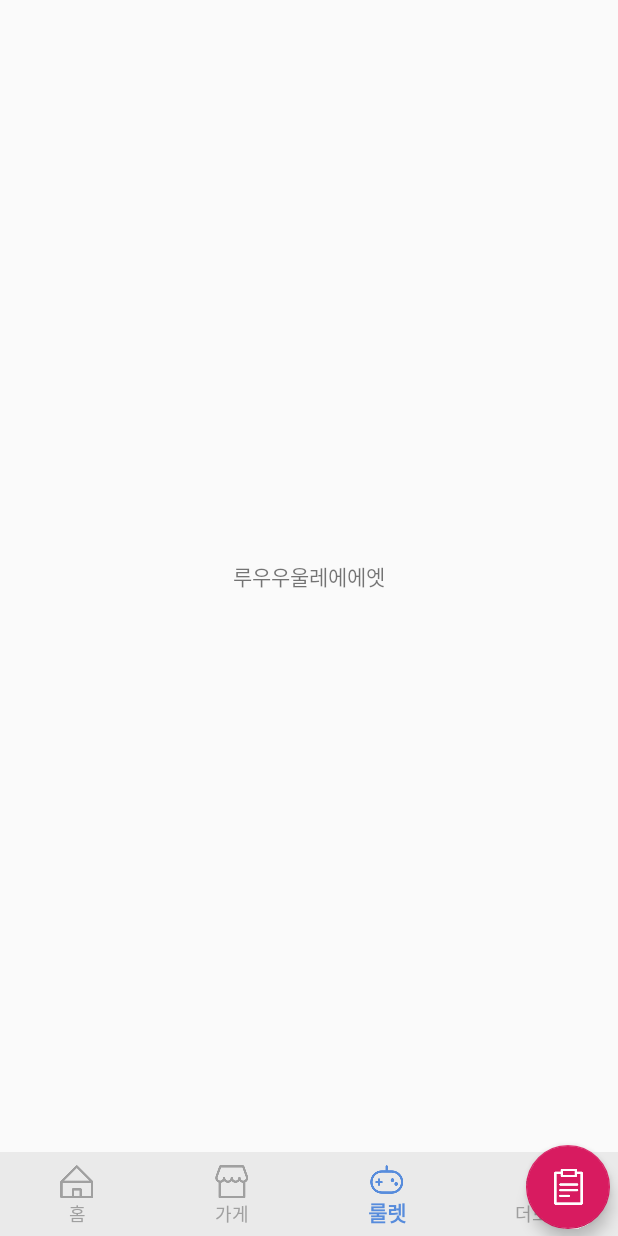
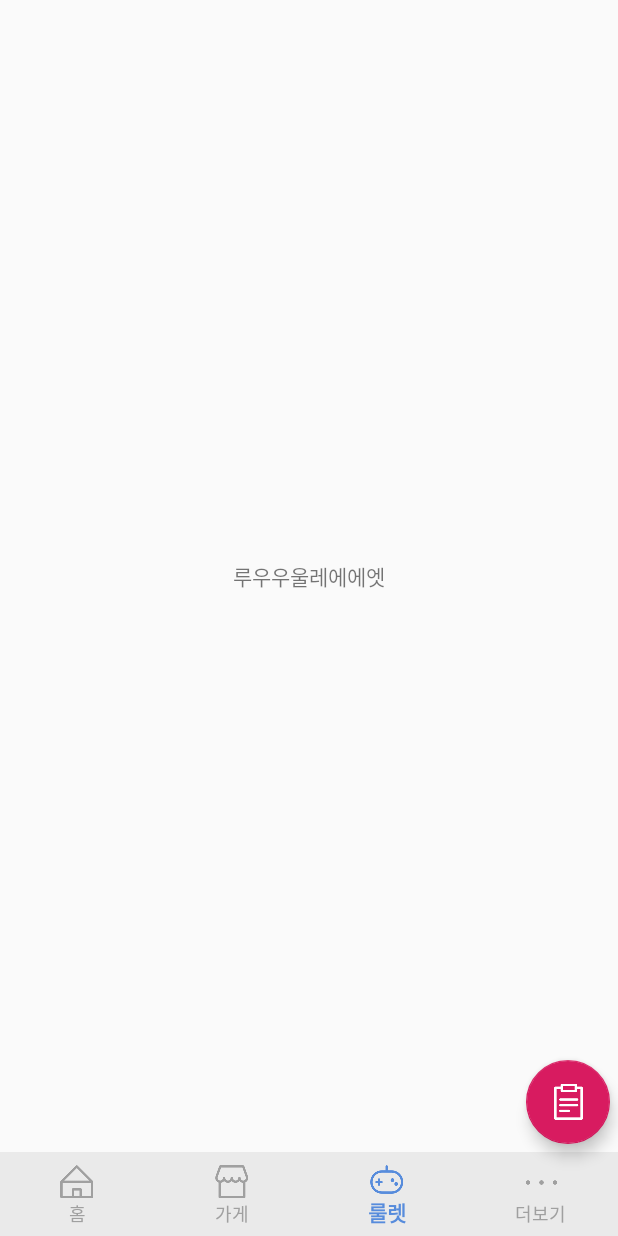
Before and after one commit to miinsuu/MOC, an Android app: the MainActivity screen opened directly, with no data from a screen before it, item 3 of the bottom bar chosen, on a phone screen of 412 x 824 dp. Run offline under Robolectric (Android 15) with nearby library versions, the phone set to English and light mode, and no system bars; our stand-ins replace Firebase (no records; nobody signed in at launch, a user with empty details on screens opened directly); libraries missing offline, so code that uses them is left out: com.facebook, com.facebook.login; 2 statements that could not run were skipped.

Commit message:
FragmentStackManager 이슈 해결 1. Home 화면이 아니더라도 뒤로가기시 Opening 으로 가는 이슈 2. My List 버튼 위치가 정상적으로 업데이트 되지 않는 이슈 3. 뒤로가기시 UpdateMyListBtnPosition 타이밍 해결

```diff
--- a/app/src/main/java/com/momeokji/moc/Adapters/RecyclerViewAdapter_RestaurantList.java
+++ b/app/src/main/java/com/momeokji/moc/Adapters/RecyclerViewAdapter_RestaurantList.java
@@ -148,7 +148,8 @@ public class RecyclerViewAdapter_RestaurantList extends RecyclerView.Adapter<Rec
             valueAnimator.start();
         }
         public void TurnArrow(ImageButton arrow, boolean direction) {
-            Animation animation = AnimationUtils.loadAnimation(mainActivity.getApplicationContext(), direction ? R.anim.anim_rotate_counter_clockwise_with_arrow_down : R.anim.anim_rotate_clockwise_with_arrow_up);
+            Animation animation = AnimationUtils.loadAnimation(mainActivity.getApplicationContext(), (direction ? R.anim.anim_rotate_counter_clockwise_with_arrow_down : R.anim.anim_rotate_clockwise_with_arrow_up));
+            animation.setFillAfter(true);
             arrow.startAnimation(animation);
         }
     }
--- a/app/src/main/java/com/momeokji/moc/Helper/DisplayedFragmentManager.java
+++ b/app/src/main/java/com/momeokji/moc/Helper/DisplayedFragmentManager.java
@@ -1,6 +1,7 @@
 package com.momeokji.moc.Helper;
 
 import android.view.animation.Animation;
+import android.view.animation.AnimationUtils;
 import android.view.animation.Transformation;
 
 import androidx.constraintlayout.widget.ConstraintLayout;
@@ -30,6 +31,7 @@ public class DisplayedFragmentManager {
     public NavigationBarFragment navigationBar;
 
     private FloatingActionButton myList_btn;
+    private boolean isPositionAbove = true;
 
     public DisplayedFragmentManager(MainActivity mainActivity) {
         this.mainActivity = mainActivity;
@@ -122,32 +124,14 @@ public class DisplayedFragmentManager {
         else
             SetMyListBtnPosition(Constants.XML_DESIGN.MYLISY_BTN_BELOW_POSITION);
     }
-    public void SetMyListBtnPosition(final boolean position) {
+    public void SetMyListBtnPosition(final boolean isTargetPositionAbove) {
         myList_btn = mainActivity.findViewById(R.id.myList_btn);
-        final ConstraintLayout.LayoutParams params = (ConstraintLayout.LayoutParams) myList_btn.getLayoutParams();
+        if (isPositionAbove == isTargetPositionAbove)
+            return;
 
-        final int myListBtnMargin_in_dp = (int) (Constants.XML_DESIGN.MY_LIST_BTN_MARGIN_IN_DP * mainActivity.getResources().getDisplayMetrics().density);
-        final int navigationBarHeight_in_dp = (int) (Constants.XML_DESIGN.NAVIGATION_BAR_HEIGHT_IN_DP * mainActivity.getResources().getDisplayMetrics().density);
-        if (position) {
-            if(params.bottomMargin == myListBtnMargin_in_dp + navigationBarHeight_in_dp)
-                return;
-        } else {
-            if(params.bottomMargin == myListBtnMargin_in_dp)
-                return;
-        }
-
-        Animation a = new Animation() {
-            @Override
-            protected void applyTransformation(float inter, Transformation t) {
-                if (position) {
-                    params.bottomMargin = myListBtnMargin_in_dp + (int)(navigationBarHeight_in_dp * inter);
-                } else {
-                    params.bottomMargin = (myListBtnMargin_in_dp + navigationBarHeight_in_dp) - (int)(navigationBarHeight_in_dp * inter);
-                }
-                myList_btn.setLayoutParams(params);
-            }
-        };
-        a.setDuration(R.dimen.replace_fragment_slide_duration);
-        myList_btn.startAnimation(a);
+        Animation animation = AnimationUtils.loadAnimation(mainActivity.getApplicationContext(), (isTargetPositionAbove ? R.anim.anim_lift_up_with_my_list_btn : R.anim.anim_lift_down_with_my_list_btn));
+        animation.setFillAfter(true);
+        myList_btn.startAnimation(animation);
+        isPositionAbove = isTargetPositionAbove;
     }
 }
--- /dev/null
+++ b/app/src/main/res/anim/anim_lift_down_with_my_list_btn.xml
@@ -0,0 +1,8 @@
+<?xml version="1.0" encoding="utf-8"?>
+<set xmlns:android="http://schemas.android.com/apk/res/android">
+    <translate
+    android:fromYDelta="0%"
+    android:toYDelta="100%"
+    android:duration="300"
+    android:fillAfter="true"/>
+</set>
--- /dev/null
+++ b/app/src/main/res/anim/anim_lift_up_with_my_list_btn.xml
@@ -0,0 +1,8 @@
+<?xml version="1.0" encoding="utf-8"?>
+<set xmlns:android="http://schemas.android.com/apk/res/android">
+    <translate
+    android:fromYDelta="100%"
+    android:toYDelta="0%"
+    android:duration="300"
+    android:fillAfter="true"/>
+</set>
--- a/app/src/main/res/layout/activity_main.xml
+++ b/app/src/main/res/layout/activity_main.xml
@@ -18,7 +18,7 @@
             android:layout_height="wrap_content"
             android:layout_alignParentRight="true"
             android:layout_marginRight="5dp"
-            android:layout_marginBottom="@dimen/floating_btn_init_bottom_margin"
+            android:layout_marginBottom="@dimen/floating_btn_lifted_bottom_margin"
             android:clickable="true"
             app:layout_constraintBottom_toBottomOf="parent"
             app:layout_constraintRight_toRightOf="parent"
--- a/app/src/main/res/values/dimens.xml
+++ b/app/src/main/res/values/dimens.xml
@@ -10,11 +10,12 @@
     <dimen name="location_select_bar_height_negative">-48dp</dimen>
 
     <dimen name="partition_height">2dp</dimen>
+    <dimen name="basic_margin">5dp</dimen>
 
     <dimen name="login_login_info_top_margin">50dp</dimen>
     <dimen name="login_login_btn_width">300dp</dimen>
 
-    <dimen name="floating_btn_init_bottom_margin">61dp</dimen>
+    <dimen name="floating_btn_lifted_bottom_margin">61dp</dimen>
 
     <dimen name="replace_fragment_slide_duration">300</dimen>
     <dimen name="expand_expandable_recyclerview_rotate_duration">300</dimen>
```
Also changed, not shown: app/src/main/java/com/momeokji/moc/Helper/FragmentStackManager.java (+9 -13 lines).
